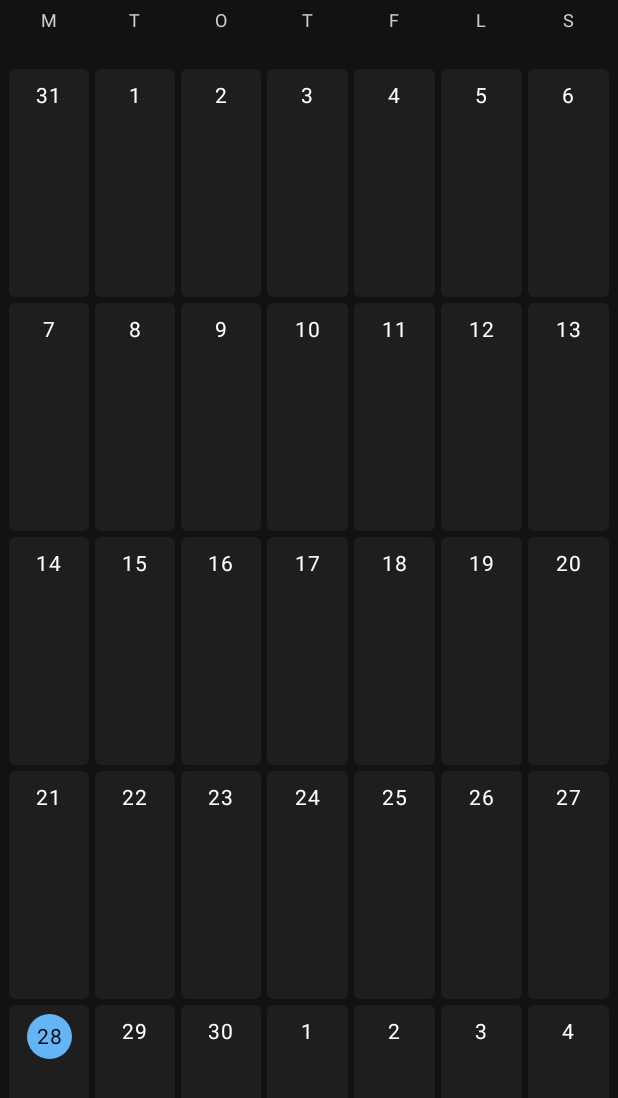
After one commit to fele2000/MVP_Test_minEnergi, an Android app built with Jetpack Compose: the composable MockCalendar called with empty values, on a phone screen of 412 x 824 dp. The commit adds this screen. Shown: the top 1098 px of the screen. Run offline under Robolectric (Android 15) with nearby library versions, the phone set to English and light mode, and no system bars.

Commit message:
Added funktionality for mock-up calender

```diff
--- /dev/null
+++ b/app/src/main/java/com/example/mvpteststrm/ui/components/MockCalendar.kt
@@ -0,0 +1,145 @@
+import androidx.compose.foundation.background
+import androidx.compose.foundation.clickable
+import androidx.compose.foundation.layout.*
+import androidx.compose.foundation.shape.CircleShape
+import androidx.compose.foundation.shape.RoundedCornerShape
+import androidx.compose.material3.Text
+import androidx.compose.runtime.Composable
+import androidx.compose.ui.Alignment
+import androidx.compose.ui.Modifier
+import androidx.compose.ui.graphics.Color
+import androidx.compose.ui.unit.dp
+import androidx.compose.ui.unit.sp
+import java.util.Calendar
+
+@Composable
+fun MockCalendar(
+    selectedDate: String?, // Får den valgte dato med
+    onDateSelected: (String) -> Unit
+) {
+    val daysOfWeek = listOf("M", "T", "O", "T", "F", "L", "S")
+    val weeks = listOf(
+        listOf("31", "1", "2", "3", "4", "5", "6"),
+        listOf("7", "8", "9", "10", "11", "12", "13"),
+        listOf("14", "15", "16", "17", "18", "19", "20"),
+        listOf("21", "22", "23", "24", "25", "26", "27"),
+        listOf("28", "29", "30", "1", "2", "3", "4")
+    )
+
+    val calendar = Calendar.getInstance()
+    val today = calendar.get(Calendar.DAY_OF_MONTH).toString()
+
+    Column(
+        modifier = Modifier
+            .fillMaxSize()
+            .background(Color(0xFF121212))
+            .padding(horizontal = 4.dp)
+    ) {
+        Row(
+            modifier = Modifier
+                .fillMaxWidth()
+                .height(40.dp),
+            horizontalArrangement = Arrangement.SpaceBetween
+        ) {
+            for (day in daysOfWeek) {
+                Box(
+                    modifier = Modifier
+                        .weight(1f)
+                        .padding(2.dp),
+                    contentAlignment = Alignment.Center
+                ) {
+                    Text(
+                        text = day,
+                        fontSize = 12.sp,
+                        color = Color.LightGray
+                    )
+                }
+            }
+        }
+
+        Spacer(modifier = Modifier.height(4.dp))
+
+        Column(
+            modifier = Modifier
+                .fillMaxSize()
+        ) {
+            for (week in weeks) {
+                Row(
+                    modifier = Modifier
+                        .fillMaxWidth()
+                        .weight(1f),
+                    horizontalArrangement = Arrangement.SpaceBetween
+                ) {
+                    for (date in week) {
+                        Box(
+                            modifier = Modifier
+                                .weight(1f)
+                                .fillMaxHeight()
+                                .padding(2.dp)
+                                .background(
+                                    color = Color(0xFF1E1E1E),
+                                    shape = RoundedCornerShape(4.dp)
+                                )
+                                .clickable {
+                                    onDateSelected("$date. maj") // klik sætter dato
+                                },
+                            contentAlignment = Alignment.TopCenter
+                        ) {
+                            if (date.isNotBlank()) {
+                                when {
+                                    selectedDate == "$date. maj" -> {
+                                        // Valgt dato: grøn cirkel 🟢
+                                        Box(
+                                            modifier = Modifier
+                                                .padding(top = 6.dp)
+                                                .size(30.dp)
+                                                .background(
+                                                    color = Color(0xFF81C784), // Grøn farve
+                                                    shape = CircleShape
+                                                ),
+                                            contentAlignment = Alignment.Center
+                                        ) {
+                                            Text(
+                                                text = date,
+                                                fontSize = 14.sp,
+                                                color = Color.Black
+                                            )
+                                        }
+                                    }
+                                    date == today -> {
+                                        // Dags dato: blå cirkel 🔵
+                                        Box(
+                                            modifier = Modifier
+                                                .padding(top = 6.dp)
+                                                .size(30.dp)
+                                                .background(
+                                                    color = Color(0xFF64B5F6), // Blå farve
+                                                    shape = CircleShape
+                                                ),
+                                            contentAlignment = Alignment.Center
+                                        ) {
+                                            Text(
+                                                text = date,
+                                                fontSize = 14.sp,
+                                                color = Color.Black
+                                            )
+                                        }
+                                    }
+                                    else -> {
+                                        // Almindelige datoer
+                                        Text(
+                                            text = date,
+                                            fontSize = 14.sp,
+                                            color = Color.White,
+                                            modifier = Modifier.padding(top = 6.dp)
+                                        )
+                                    }
+                                }
+                            }
+                        }
+                    }
+                }
+            }
+        }
+    }
+}
```
Also changed, not shown: app/src/main/java/com/example/mvpteststrm/ui/planlaeg/PlanlaegPage.kt (+100 -4 lines).
